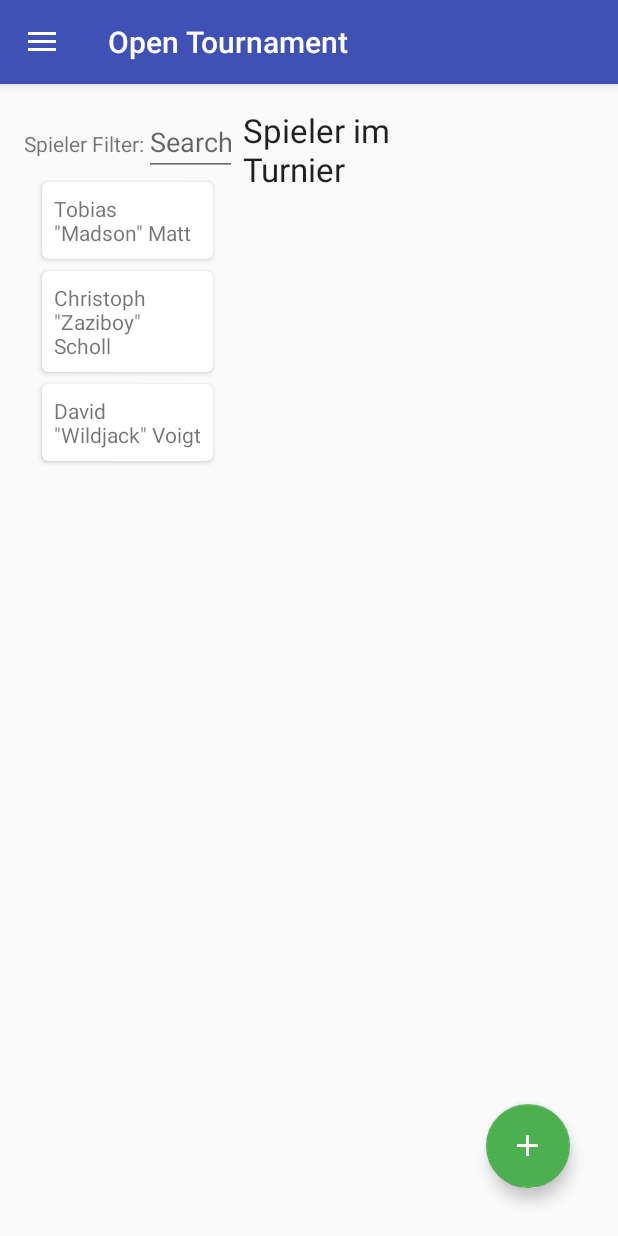
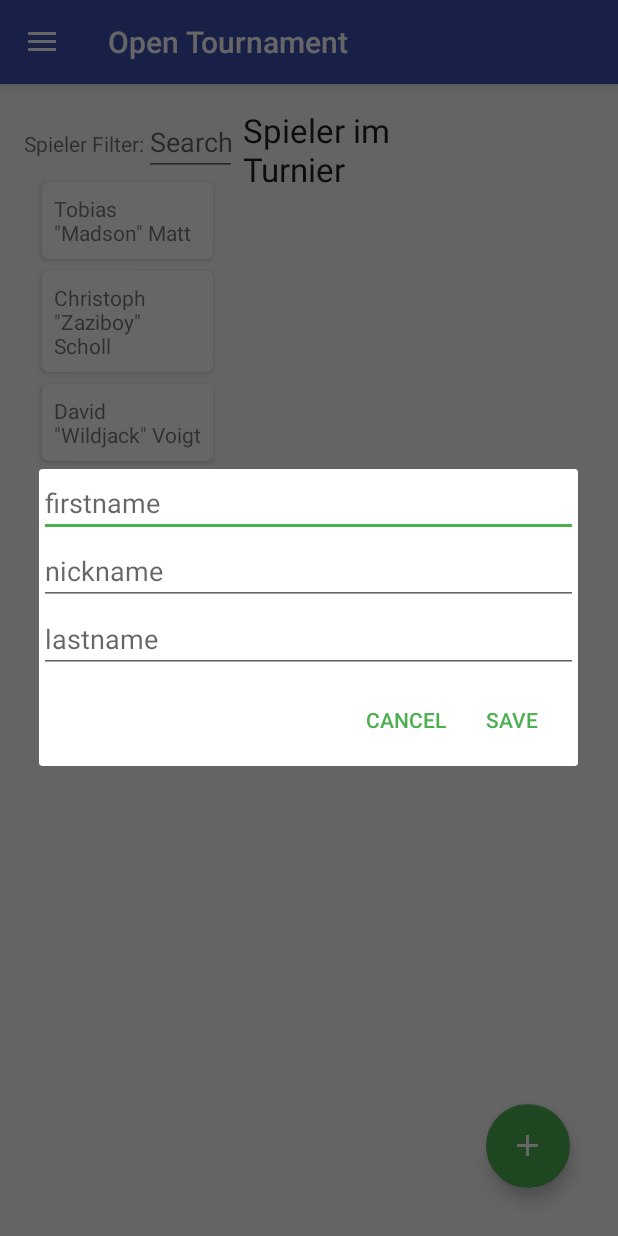
Before and after one commit to madmadson/opentournament, an Android app: the fragment OngoingTournamentManagementFragment placed in its activity, after a tap on an icon or button, on a phone screen of 412 x 824 dp. Run offline under Robolectric (Android 15) with nearby library versions, the phone set to English and light mode, and no system bars; libraries missing offline, so code that uses them is left out: net.danlew.android; 6 statements that could not run were skipped.

Commit message:
add player insertion

```diff
--- /dev/null
+++ b/app/src/main/java/madson/org/opentournament/players/NewPlayerDialog.java
@@ -0,0 +1,150 @@
+package madson.org.opentournament.players;
+
+import android.app.Dialog;
+
+import android.content.DialogInterface;
+
+import android.os.Build;
+import android.os.Bundle;
+
+import android.support.annotation.Nullable;
+
+import android.support.design.widget.CoordinatorLayout;
+import android.support.design.widget.Snackbar;
+
+import android.support.v4.app.DialogFragment;
+
+import android.support.v7.app.AlertDialog;
+
+import android.util.Log;
+
+import android.view.LayoutInflater;
+import android.view.View;
+
+import android.widget.Button;
+import android.widget.EditText;
+
+import madson.org.opentournament.OpenTournamentApplication;
+import madson.org.opentournament.R;
+import madson.org.opentournament.domain.Player;
+import madson.org.opentournament.service.PlayerService;
+
+
+/**
+ * Write some fancy Javadoc!
+ *
+ * @author  Tobias Matt - tmatt@contargo.net
+ */
+public class NewPlayerDialog extends DialogFragment {
+
+    private EditText firstnameEditText;
+    private EditText nicknameEditText;
+    private EditText lastnameEditText;
+
+    private CoordinatorLayout coordinatorLayout;
+
+    @Override
+    public void onCreate(@Nullable Bundle savedInstanceState) {
+
+        coordinatorLayout = (CoordinatorLayout) getActivity().findViewById(R.id.coordinator_main);
+        super.onCreate(savedInstanceState);
+    }
+
+
+    @Override
+    public Dialog onCreateDialog(Bundle savedInstanceState) {
+
+        AlertDialog.Builder builder = new AlertDialog.Builder(getActivity());
+
+        // Get the layout inflater
+        LayoutInflater inflater = getActivity().getLayoutInflater();
+
+        View dialogView = inflater.inflate(R.layout.dialog_new_player, null);
+
+        firstnameEditText = (EditText) dialogView.findViewById(R.id.new_player_firstname);
+        nicknameEditText = (EditText) dialogView.findViewById(R.id.new_player_nickname);
+        lastnameEditText = (EditText) dialogView.findViewById(R.id.new_player_lastname);
+
+        builder.setView(dialogView)
+            .setPositiveButton(R.string.create_player, null)
+            .setNegativeButton(R.string.cancel, new DialogInterface.OnClickListener() {
+
+                    @Override
+                    public void onClick(DialogInterface dialog, int id) {
+
+                        NewPlayerDialog.this.getDialog().cancel();
+                    }
+                });
+
+        return builder.create();
+    }
+
+
+    @Override
+    public void onStart() {
+
+        super.onStart();
+
+        final AlertDialog dialog = (AlertDialog) getDialog();
+
+        if (dialog != null) {
+            Button positive = dialog.getButton(Dialog.BUTTON_POSITIVE);
+
+            positive.setOnClickListener(new View.OnClickListener() {
+
+                    @Override
+                    public void onClick(View v) {
+
+                        Log.i(this.getClass().getName(), "add new player");
+
+                        String firstname = firstnameEditText.getText().toString();
+                        String nickname = nicknameEditText.getText().toString();
+                        String lastname = lastnameEditText.getText().toString();
+
+                        if (!firstname.isEmpty() && !nickname.isEmpty() && !lastname.isEmpty()) {
+                            Player player = new Player(firstname, nickname, lastname);
+
+                            PlayerService playerService = ((OpenTournamentApplication) getActivity()
+                                    .getApplication()).getPlayerService();
+                            playerService.createPlayer(player);
+
+                            Snackbar snackbar = Snackbar.make(coordinatorLayout, R.string.success_new_player_inserted,
+                                    Snackbar.LENGTH_LONG);
+
+                            if (Build.VERSION.SDK_INT >= Build.VERSION_CODES.M) {
+                                snackbar.getView()
+                                .setBackgroundColor(getContext().getResources().getColor(R.color.colorAccent, null));
+                            } else {
+                                snackbar.getView()
+                                .setBackgroundColor(getContext().getResources().getColor(R.color.colorAccent));
+                            }
+
+                            snackbar.show();
+
+                            dialog.dismiss();
+                        } else {
+                            Log.i(this.getClass().getName(), "validation failed");
+
+                            if (firstname.isEmpty()) {
+                                firstnameEditText.setError(getContext().getString(R.string.validation_error_empty));
+                            } else {
+                                firstnameEditText.setError(null);
+                            }
+
+                            if (nickname.isEmpty()) {
+                                nicknameEditText.setError(getContext().getString(R.string.validation_error_empty));
+                            } else {
+                                nicknameEditText.setError(null);
+                            }
+
+                            if (lastname.isEmpty()) {
+                                lastnameEditText.setError(getContext().getString(R.string.validation_error_empty));
+                            } else {
+                                lastnameEditText.setError(null);
+                            }
+                        }
+                    }
+                });
+        }
+    }
+}
--- a/app/src/main/java/madson/org/opentournament/tournament/OngoingTournamentManagementFragment.java
+++ b/app/src/main/java/madson/org/opentournament/tournament/OngoingTournamentManagementFragment.java
@@ -5,6 +5,7 @@ import android.os.Bundle;
 import android.support.design.widget.FloatingActionButton;
 
 import android.support.v4.app.Fragment;
+import android.support.v4.app.FragmentManager;
 import android.support.v4.app.FragmentTransaction;
 
 import android.util.Log;
@@ -19,7 +20,7 @@ import madson.org.opentournament.domain.Player;
 import madson.org.opentournament.domain.Tournament;
 import madson.org.opentournament.management.TournamentDetailFragment;
 import madson.org.opentournament.players.AvailablePlayerListFragment;
-import madson.org.opentournament.players.PlayerAddFragment;
+import madson.org.opentournament.players.NewPlayerDialog;
 import madson.org.opentournament.service.TournamentService;
 
 
@@ -97,6 +98,10 @@ public class OngoingTournamentManagementFragment extends Fragment
                     public void onClick(View view) {
 
                         Log.i(this.getClass().getName(), "click fab ongoing tournament");
+
+                        NewPlayerDialog dialog = new NewPlayerDialog();
+                        FragmentManager supportFragmentManager = getActivity().getSupportFragmentManager();
+                        dialog.show(supportFragmentManager, "NoticeDialogFragment");
                     }
                 });
         }
--- a/app/src/main/res/layout/app_bar_main.xml
+++ b/app/src/main/res/layout/app_bar_main.xml
@@ -2,6 +2,7 @@
 <android.support.design.widget.CoordinatorLayout xmlns:android="http://schemas.android.com/apk/res/android"
     xmlns:app="http://schemas.android.com/apk/res-auto"
     xmlns:tools="http://schemas.android.com/tools"
+    android:id="@+id/coordinator_main"
     android:layout_width="match_parent"
     android:layout_height="match_parent"
     android:fitsSystemWindows="true"
--- /dev/null
+++ b/app/src/main/res/layout/dialog_new_player.xml
@@ -0,0 +1,26 @@
+<?xml version="1.0" encoding="utf-8"?>
+<LinearLayout xmlns:android="http://schemas.android.com/apk/res/android"
+    android:orientation="vertical" android:layout_width="match_parent"
+    android:layout_height="match_parent">
+
+    <EditText
+        android:id="@+id/new_player_firstname"
+        android:layout_width="match_parent"
+        android:layout_height="wrap_content"
+        android:hint="@string/label_firstname"
+        android:layout_gravity="center_horizontal" />
+
+    <EditText
+        android:id="@+id/new_player_nickname"
+        android:layout_width="match_parent"
+        android:layout_height="wrap_content"
+        android:hint="@string/label_nickname"
+        android:layout_gravity="center_horizontal" />
+
+    <EditText
+        android:id="@+id/new_player_lastname"
+        android:layout_width="match_parent"
+        android:layout_height="wrap_content"
+        android:hint="@string/label_lastname"
+        android:layout_gravity="center_horizontal" />
+</LinearLayout>
--- a/app/src/main/res/values/strings.xml
+++ b/app/src/main/res/values/strings.xml
@@ -25,5 +25,12 @@
     <string name="nav_home_activity">Home</string>
     <string name="nav_tournament_final">Final Results</string>
     <string name="search_player">Search players</string>
+    <string name="create_player">save</string>
+    <string name="cancel">cancel</string>
+    <string name="label_firstname">firstname</string>
+    <string name="label_nickname">nickname</string>
+    <string name="label_lastname">lastname</string>
+    <string name="validation_error_empty">field cant not be empty</string>
+    <string name="success_new_player_inserted">New Player inserted</string>
 
 </resources>
```
